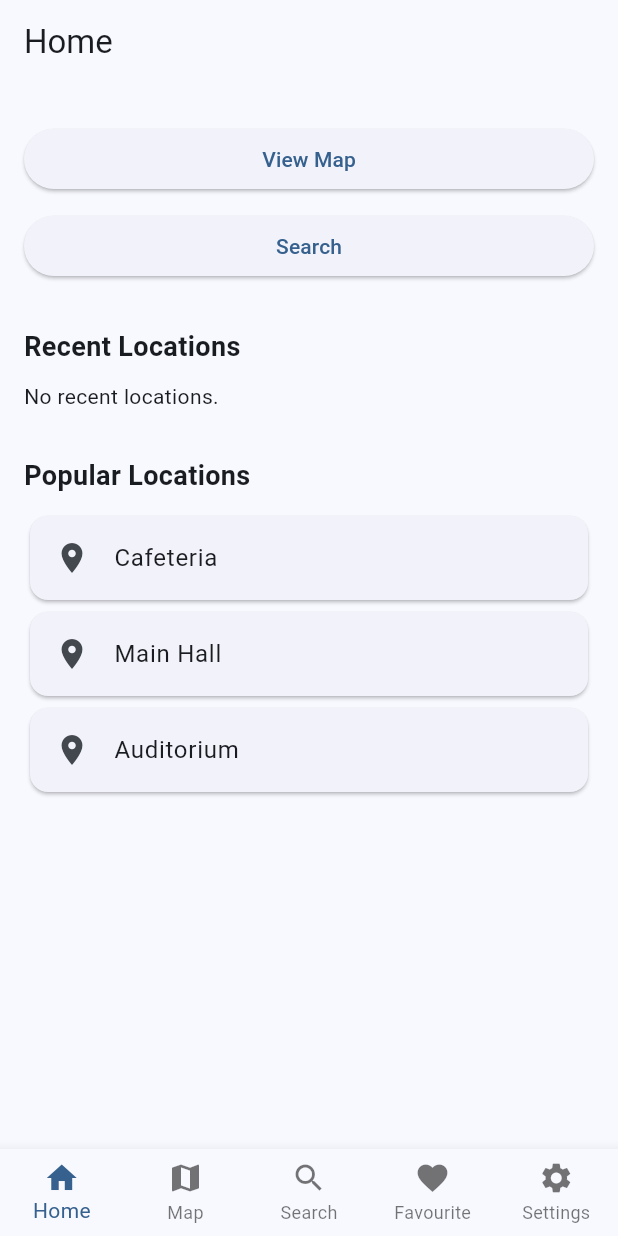
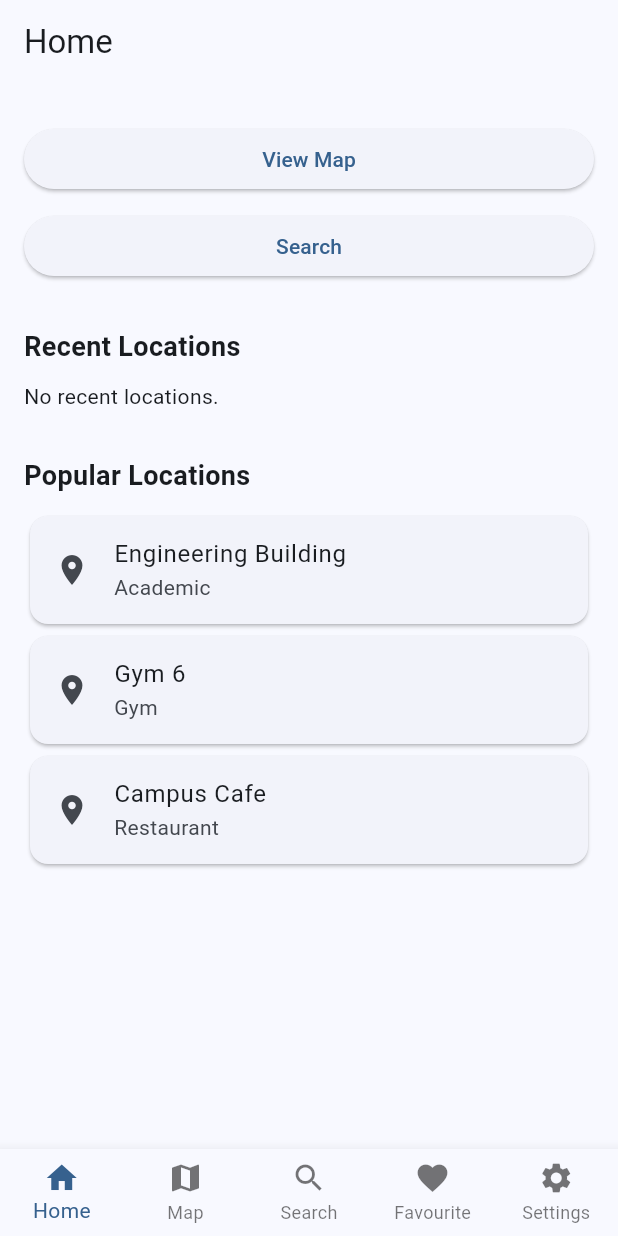
Before and after one commit to 6610685346/tu_world_map_app, a Flutter app: the screen it shows after launch, after a tap on "Enter App", on a phone screen of 412 x 824 dp. Run offline on Flutter 3.47's test engine with Material 3 defaults, Android fonts, the phone set to English and light mode, and no system bars; our stand-ins replace flutter_map, latlong2; statements that could not run were skipped.

Commit message:
fix home screen and make recent usable

```diff
--- a/lib/models/building.dart
+++ b/lib/models/building.dart
@@ -1,11 +1,12 @@
 import 'package:latlong2/latlong.dart';
+import 'building_type.dart';
 
 class Building {
   final String id;
   final String name;
-  final String type; // NEW
-  final String imageUrl; // NEW
-  bool isFavorite; // NEW (mutable)
+  final BuildingType type; //
+  final String imageUrl;
+  bool isFavorite;
   final List<List<LatLng>> polygons;
 
   Building({
--- /dev/null
+++ b/lib/models/building_type.dart
@@ -0,0 +1,14 @@
+enum BuildingType {
+  academic,
+  gym,
+  restaurant,
+  library,
+  administration,
+  parking,
+}
+
+extension BuildingTypeExtension on BuildingType {
+  String get displayName {
+    return name[0].toUpperCase() + name.substring(1);
+  }
+}
--- a/lib/screens/home_screen.dart
+++ b/lib/screens/home_screen.dart
@@ -1,10 +1,41 @@
 import 'package:flutter/material.dart';
 import '../services/recent_location_service.dart';
+import '../services/building_service.dart';
+import '../services/map_selection_service.dart';
+import '../models/building_type.dart';
 import '../models/building.dart';
 
-class HomeScreen extends StatelessWidget {
+class HomeScreen extends StatefulWidget {
   final Function(int) onTabChange;
-  const HomeScreen({super.key, required this.onTabChange});
+  final int currentIndex;
+  const HomeScreen({
+    super.key,
+    required this.onTabChange,
+    required this.currentIndex,
+  });
+
+  @override
+  State<HomeScreen> createState() => _HomeScreenState();
+}
+
+class _HomeScreenState extends State<HomeScreen> {
+  List<Building> recent = [];
+
+  void _loadRecent() {
+    setState(() {
+      recent = RecentLocationService().getRecent();
+    });
+  }
+
+  @override
+  void didUpdateWidget(covariant HomeScreen oldWidget) {
+    super.didUpdateWidget(oldWidget);
+
+    // If tab changed to Home (index 0)
+    if (widget.currentIndex == 0 && oldWidget.currentIndex != 0) {
+      setState(() {});
+    }
+  }
 
   @override
   Widget build(BuildContext context) {
@@ -23,7 +54,7 @@ class HomeScreen extends StatelessWidget {
                 width: double.infinity,
                 child: ElevatedButton(
                   onPressed: () {
-                    onTabChange(1); // Map tab index
+                    widget.onTabChange(1); // Map tab index
                   },
                   child: const Text("View Map"),
                 ),
@@ -36,7 +67,7 @@ class HomeScreen extends StatelessWidget {
                 width: double.infinity,
                 child: ElevatedButton(
                   onPressed: () {
-                    onTabChange(2); // Search tab index
+                    widget.onTabChange(2); // Search tab index
                   },
                   child: const Text("Search"),
                 ),
@@ -52,7 +83,7 @@ class HomeScreen extends StatelessWidget {
 
               const SizedBox(height: 10),
 
-              const RecentLocationsSection(),
+              RecentLocationsSection(onTabChange: widget.onTabChange),
 
               const SizedBox(height: 30),
 
@@ -74,7 +105,8 @@ class HomeScreen extends StatelessWidget {
 }
 
 class RecentLocationsSection extends StatefulWidget {
-  const RecentLocationsSection({super.key});
+  final Function(int) onTabChange;
+  const RecentLocationsSection({super.key, required this.onTabChange});
 
   @override
   State<RecentLocationsSection> createState() => _RecentLocationsSectionState();
@@ -97,6 +129,10 @@ class _RecentLocationsSectionState extends State<RecentLocationsSection> {
           child: ListTile(
             leading: const Icon(Icons.history),
             title: Text(building.name),
+            onTap: () {
+              MapSelectionService().select(building);
+              widget.onTabChange(1); // open Map tab
+            },
           ),
         );
       }).toList(),
@@ -104,19 +140,44 @@ class _RecentLocationsSectionState extends State<RecentLocationsSection> {
   }
 }
 
-class PopularLocationsSection extends StatelessWidget {
+class PopularLocationsSection extends StatefulWidget {
   const PopularLocationsSection({super.key});
 
   @override
+  State<PopularLocationsSection> createState() =>
+      _PopularLocationsSectionState();
+}
+
+class _PopularLocationsSectionState extends State<PopularLocationsSection> {
+  final BuildingService buildingService = BuildingService();
+  List<Building> popular = [];
+
+  @override
+  void initState() {
+    super.initState();
+    _loadPopular();
+  }
+
+  void _loadPopular() async {
+    final all = await buildingService.getBuildings();
+    setState(() {
+      popular = all.take(3).toList();
+    });
+  }
+
+  @override
   Widget build(BuildContext context) {
-    final popular = ["Cafeteria", "Main Hall", "Auditorium"];
+    if (popular.isEmpty) {
+      return const Text("No popular locations.");
+    }
 
     return Column(
-      children: popular.map((name) {
+      children: popular.map((building) {
         return Card(
           child: ListTile(
             leading: const Icon(Icons.location_on),
-            title: Text(name),
+            title: Text(building.name),
+            subtitle: Text(building.type.displayName),
           ),
         );
       }).toList(),
--- a/lib/screens/main_navigation_screen.dart
+++ b/lib/screens/main_navigation_screen.dart
@@ -15,8 +15,6 @@ class MainNavigationScreen extends StatefulWidget {
 class _MainNavigationScreenState extends State<MainNavigationScreen> {
   int _selectedIndex = 0;
 
-  late final List<Widget> _screens;
-
   void _onItemTapped(int index) {
     setState(() {
       _selectedIndex = index;
@@ -26,20 +24,20 @@ class _MainNavigationScreenState extends State<MainNavigationScreen> {
   @override
   void initState() {
     super.initState();
+  }
 
-    _screens = [
-      HomeScreen(onTabChange: _onItemTapped),
+  @override
+  Widget build(BuildContext context) {
+    final screens = [
+      HomeScreen(onTabChange: _onItemTapped, currentIndex: _selectedIndex),
       const MapScreen(),
       SearchScreen(onTabChange: _onItemTapped),
       const FavoriteScreen(),
       const SettingsScreen(),
     ];
-  }
 
-  @override
-  Widget build(BuildContext context) {
     return Scaffold(
-      body: IndexedStack(index: _selectedIndex, children: _screens),
+      body: IndexedStack(index: _selectedIndex, children: screens),
       bottomNavigationBar: BottomNavigationBar(
         currentIndex: _selectedIndex,
         onTap: _onItemTapped,
--- a/lib/screens/search_screen.dart
+++ b/lib/screens/search_screen.dart
@@ -4,6 +4,7 @@ import '../services/recent_location_service.dart';
 import '../models/building.dart';
 import '../services/search_history_service.dart';
 import '../services/map_selection_service.dart';
+import "../models/building_type.dart";
 
 class SearchScreen extends StatefulWidget {
   final Function(int) onTabChange;
@@ -19,7 +20,7 @@ class _SearchScreenState extends State<SearchScreen> {
   final RecentLocationService recentService = RecentLocationService();
   final SearchHistoryService historyService = SearchHistoryService();
   String currentQuery = '';
-  String? selectedType;
+  BuildingType? selectedType;
 
   List<Building> allBuildings = [];
   List<Building> filteredBuildings = [];
@@ -31,7 +32,7 @@ class _SearchScreenState extends State<SearchScreen> {
     _loadBuildings();
   }
 
-  void _filterByType(String? type) {
+  void _filterByType(BuildingType type) {
     setState(() {
       if (selectedType == type) {
         selectedType = null; // toggle off
@@ -39,17 +40,17 @@ class _SearchScreenState extends State<SearchScreen> {
         selectedType = type;
       }
 
-      _applyFilters();
+      _applyFilters(query: currentQuery);
     });
   }
 
-  Widget _buildFilterChip(String type) {
+  Widget _buildFilterChip(BuildingType type) {
     final isSelected = selectedType == type;
 
     return Padding(
       padding: const EdgeInsets.only(right: 8),
       child: ChoiceChip(
-        label: Text(type.toUpperCase()),
+        label: Text(type.displayName),
         selected: isSelected,
         onSelected: (_) => _filterByType(type),
       ),
@@ -144,11 +145,9 @@ class _SearchScreenState extends State<SearchScreen> {
                   scrollDirection: Axis.horizontal,
                   padding: const EdgeInsets.symmetric(horizontal: 12),
                   child: Row(
-                    children: [
-                      _buildFilterChip("academic"),
-                      _buildFilterChip("gym"),
-                      _buildFilterChip("restaurant"),
-                    ],
+                    children: BuildingType.values.map((type) {
+                      return _buildFilterChip(type);
+                    }).toList(),
                   ),
                 ),
 
@@ -182,7 +181,7 @@ class _SearchScreenState extends State<SearchScreen> {
                               },
                             ),
                             title: Text(building.name),
-                            subtitle: Text(building.type),
+                            subtitle: Text(building.type.displayName),
                             trailing: Row(
                               mainAxisSize: MainAxisSize.min,
                               children: [
--- a/lib/services/building_service.dart
+++ b/lib/services/building_service.dart
@@ -1,5 +1,6 @@
 import 'package:latlong2/latlong.dart';
 import '../models/building.dart';
+import '../models/building_type.dart';
 
 class BuildingService {
   Future<List<Building>> getBuildings() async {
@@ -8,7 +9,7 @@ class BuildingService {
       Building(
         id: 'ENG',
         name: 'Engineering Building',
-        type: 'academic',
+        type: BuildingType.academic,
         imageUrl: 'https://via.placeholder.com/150',
         polygons: [
           [
@@ -22,7 +23,7 @@ class BuildingService {
       Building(
         id: 'GYM6',
         name: 'Gym 6',
-        type: 'gym',
+        type: BuildingType.gym,
         imageUrl: 'https://via.placeholder.com/150',
         polygons: [
           [
@@ -51,7 +52,7 @@ class BuildingService {
       Building(
         id: 'CAFE1',
         name: 'Campus Cafe',
-        type: 'restaurant',
+        type: BuildingType.restaurant,
         imageUrl: 'https://via.placeholder.com/150',
         polygons: [
           [
--- a/lib/services/recent_location_service.dart
+++ b/lib/services/recent_location_service.dart
@@ -12,12 +12,20 @@ class RecentLocationService {
 
   final List<Building> _recent = [];
 
-  List<Building> getRecent() {
-    return _recent.reversed.take(3).toList();
+  void add(Building building) {
+    print("ADDING RECENT: ${building.name}");
+
+    _recent.removeWhere((b) => b.id == building.id);
+    _recent.insert(0, building);
+
+    print("RECENT COUNT: ${_recent.length}");
+
+    if (_recent.length > 10) {
+      _recent.removeLast();
+    }
   }
 
-  void add(Building building) {
-    _recent.removeWhere((b) => b.id == building.id);
-    _recent.add(building);
+  List<Building> getRecent() {
+    return List.unmodifiable(_recent);
   }
 }
```
